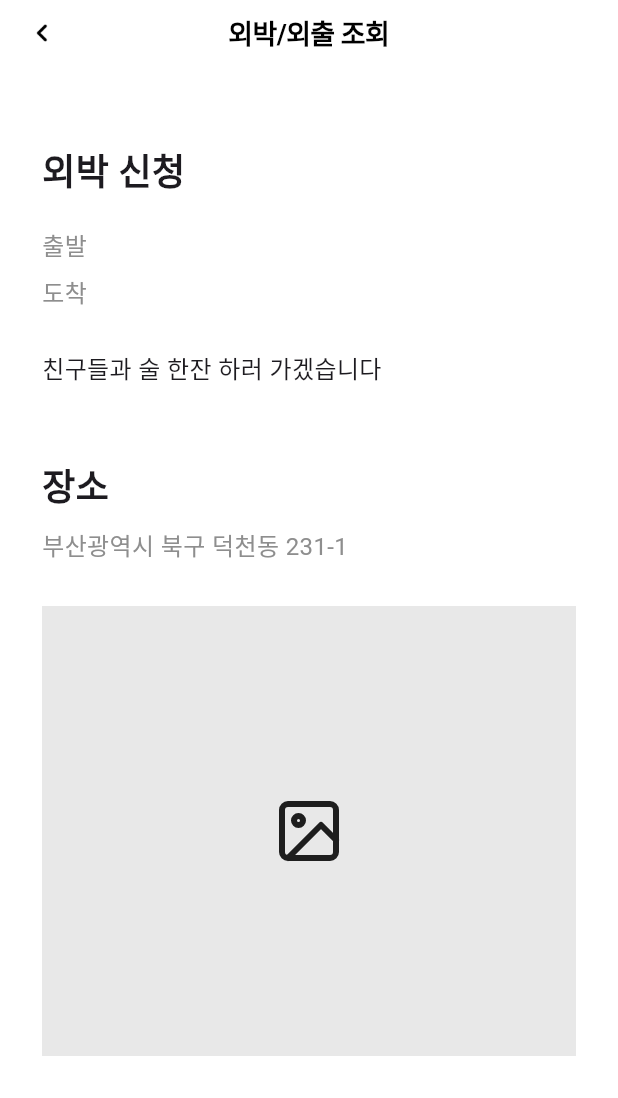
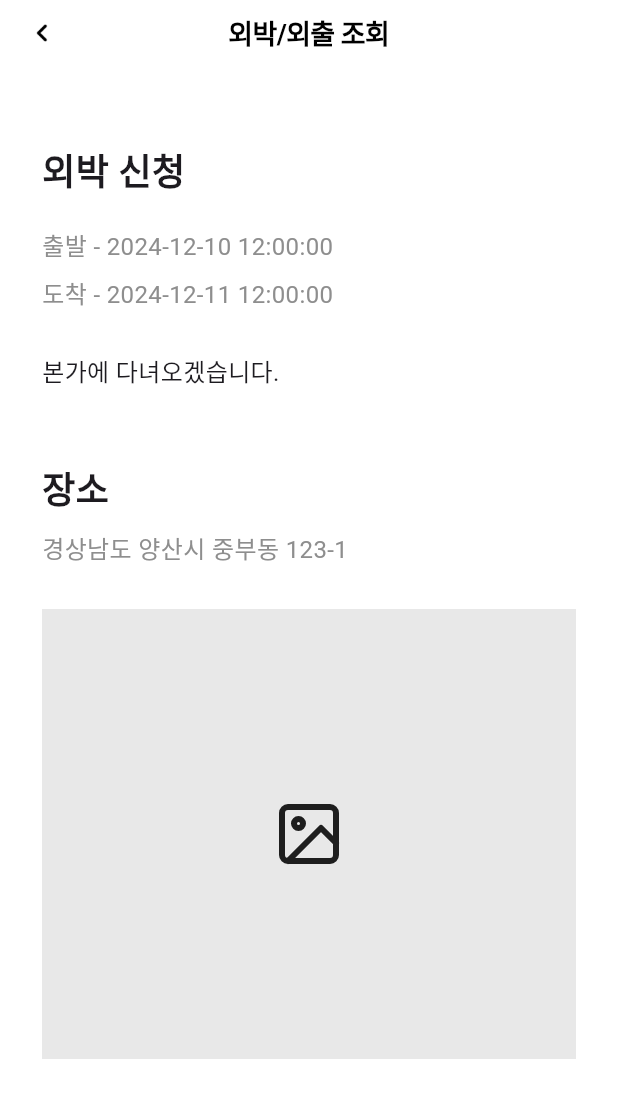
Before and after one commit to BIST-Dotory/Dotory-App, a Flutter app: the OutingView screen opened directly, after a tap on "외박", on a phone screen of 412 x 824 dp. Shown: the top 1098 px of the screen. Run offline on Flutter 3.47's test engine with Material 3 defaults, Android fonts, the phone set to English and light mode, and no system bars; our stand-ins replace buttons_tabbar, flutter_riverpod, flutter_svg.

Commit message:
[Setting] 외박/외출 출력 데이터 수정

```diff
--- a/lib/ui/view/main/outing_detail_view.dart
+++ b/lib/ui/view/main/outing_detail_view.dart
@@ -9,7 +9,8 @@ import '../../global/color_data.dart';
 
 class OutingDetailView extends ConsumerStatefulWidget {
   final bool isOuting;
-  const OutingDetailView(this.isOuting, {super.key});
+  final String startDate, endDate, content, place;
+  const OutingDetailView(this.isOuting, this.startDate, this.endDate, this.content, this.place, {super.key});
 
   @override
   ConsumerState<ConsumerStatefulWidget> createState() => _OutingDetailView();
@@ -31,15 +32,15 @@ class _OutingDetailView extends ConsumerState<OutingDetailView> {
                 widget.isOuting ? const Text('외박 신청', style: TextStyle(fontWeight: FontWeight.bold, fontSize: 24))
                     : const Text('외출 신청', style: TextStyle(fontWeight: FontWeight.bold, fontSize: 24)),
                 const SizedBox(height: 20),
-                Text('출발', style: TextStyle(color: ColorData.GREY, fontSize: 16)),
+                Text('출발 - ${widget.startDate}', style: TextStyle(color: ColorData.GREY, fontSize: 16)),
                 const SizedBox(height: 8),
-                Text('도착', style: TextStyle(color: ColorData.GREY, fontSize: 16)),
+                Text('도착 - ${widget.endDate}', style: TextStyle(color: ColorData.GREY, fontSize: 16)),
                 const SizedBox(height: 28),
-                const Text('친구들과 술 한잔 하러 가겠습니다', style: TextStyle(fontSize: 16)),
+                Text('${widget.content}', style: TextStyle(fontSize: 16)),
                 const SizedBox(height: 48),
                 const Text('장소', style: TextStyle(fontWeight: FontWeight.bold, fontSize: 24)),
                 const SizedBox(height: 12),
-                Text('부산광역시 북구 덕천동 231-1', style: TextStyle(color: ColorData.GREY, fontSize: 16)),
+                Text('${widget.place}', style: TextStyle(color: ColorData.GREY, fontSize: 16)),
                 const SizedBox(height: 28),
                 Container(
                   height: 300,
--- a/lib/ui/view/main/outing_view.dart
+++ b/lib/ui/view/main/outing_view.dart
@@ -116,10 +116,10 @@ class _OutingView extends ConsumerState<OutingView> {
                       Row(
                         children: [
                           Text('외박 ', style: TextStyle(fontWeight: FontWeight.bold)),
-                          Text('서면'),
+                          Text('양산'),
                         ],
                       ),
-                      Text('친구랑 술 한잔 하러 가겠습니다.',
+                      Text('본가에 다녀오겠습니다.',
                           textAlign: TextAlign.start,
                           maxLines: 2,
                           style: TextStyle(overflow: TextOverflow.ellipsis,
@@ -129,7 +129,7 @@ class _OutingView extends ConsumerState<OutingView> {
                 ],
               ),
               const SizedBox(height: 10),
-              const Text('2024-08-08 12:00:01 ~ 2024-08-08 12:00:01',
+              const Text('2024-12-10 12:00:00 ~ 2024-12-11 12:00:00',
                   textAlign: TextAlign.end, style: TextStyle(color: ColorData.DARK_GREY)),
               const SizedBox(height: 20),
               Container(
@@ -140,7 +140,7 @@ class _OutingView extends ConsumerState<OutingView> {
             ],
           ),
             onTap: () {
-              Navigator.push(context, CupertinoPageRoute(builder: (context) => OutingDetailView(true)));
+              Navigator.push(context, CupertinoPageRoute(builder: (context) => OutingDetailView(true, '2024-12-10 12:00:00', '2024-12-11 12:00:00', '본가에 다녀오겠습니다.', '경상남도 양산시 중부동 123-1')));
             },
           ),
           GestureDetector(child: Column(
@@ -155,7 +155,7 @@ class _OutingView extends ConsumerState<OutingView> {
                       Row(
                         children: [
                           Text('외출 ', style: TextStyle(fontWeight: FontWeight.bold)),
-                          Text('서면'),
+                          Text('덕천'),
                         ],
                       ),
                       Text('친구랑 술 한잔 하러 가겠습니다.',
@@ -168,7 +168,7 @@ class _OutingView extends ConsumerState<OutingView> {
                 ],
               ),
               const SizedBox(height: 10),
-              const Text('2024-08-08 12:00:01 ~ 2024-08-08 12:00:01',
+              const Text('2024-08-08 12:00:00 ~ 2024-08-08 21:00:00',
                   textAlign: TextAlign.end, style: TextStyle(color: ColorData.DARK_GREY)),
               const SizedBox(height: 20),
               Container(
@@ -178,7 +178,7 @@ class _OutingView extends ConsumerState<OutingView> {
             ],
           ),
             onTap: () {
-              Navigator.push(context, CupertinoPageRoute(builder: (context) => OutingDetailView(false)));
+              Navigator.push(context, CupertinoPageRoute(builder: (context) => OutingDetailView(false, '2024-08-08 12:00:00', '2024-08-08 21:00:00', '친구랑 술 한잔 하러 가겠습니다.', '부산광역시 북구 덕천동 231-1')));
             },
           )
         ],
```
